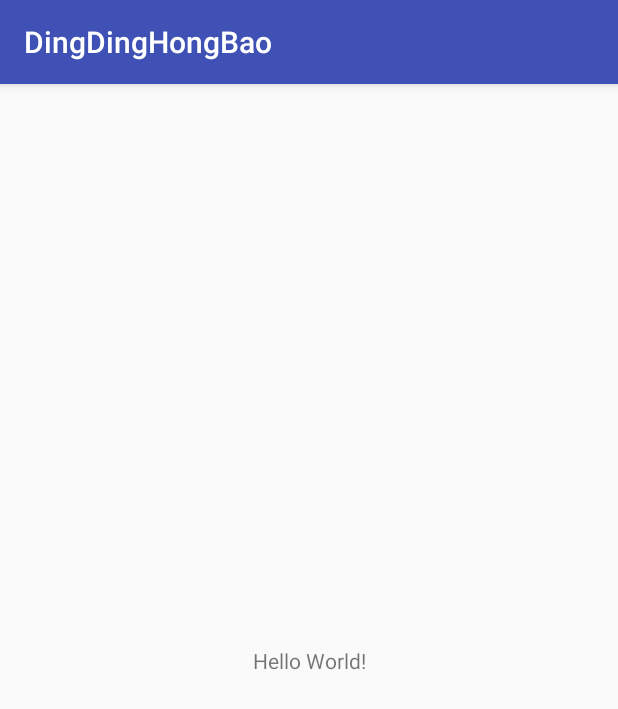
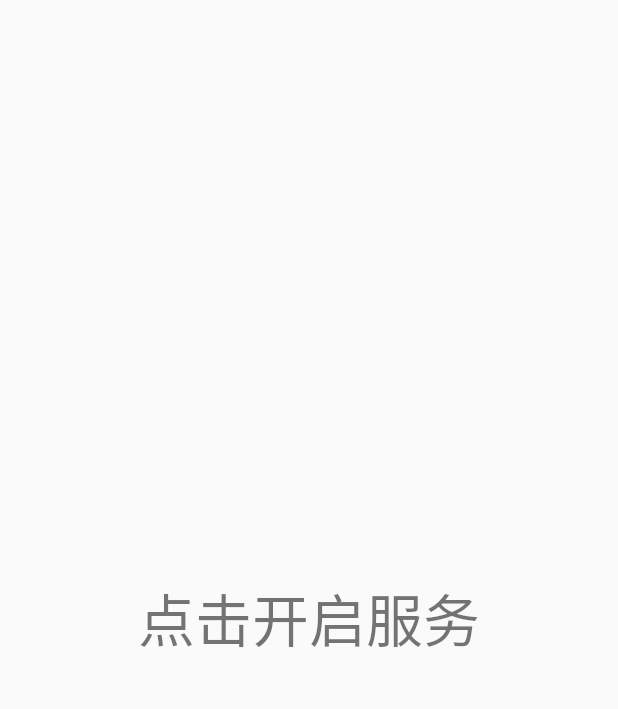
Before and after one commit to jiaxin262/DingDingHongBao, an Android app: the screen it shows after launch (MainActivity), on a phone screen of 412 x 824 dp. Shown: the top 709 px of the screen. Run offline under Robolectric (Android 15) with nearby library versions, the phone set to English and light mode, and no system bars.

Commit message:
add main ui

```diff
--- a/app/src/main/java/com/android/jiaxin/dingdinghongbao/MainActivity.java
+++ b/app/src/main/java/com/android/jiaxin/dingdinghongbao/MainActivity.java
@@ -1,13 +1,96 @@
 package com.android.jiaxin.dingdinghongbao;
 
+import android.accessibilityservice.AccessibilityServiceInfo;
+import android.app.Activity;
+import android.content.Context;
+import android.content.Intent;
+import android.provider.Settings;
 import android.support.v7.app.AppCompatActivity;
 import android.os.Bundle;
+import android.util.Log;
+import android.view.View;
+import android.view.accessibility.AccessibilityManager;
+import android.widget.TextView;
+import android.widget.Toast;
 
-public class MainActivity extends AppCompatActivity {
+import java.util.List;
+
+public class MainActivity extends Activity implements View.OnClickListener, AccessibilityManager.AccessibilityStateChangeListener{
+    public static final String TAG = "MainActivity";
+
+    private TextView mOpenServiceTv;
+    private AccessibilityManager mAccessibilityManager;
 
     @Override
     protected void onCreate(Bundle savedInstanceState) {
+        Log.d(TAG, "onCreate");
         super.onCreate(savedInstanceState);
         setContentView(R.layout.activity_main);
+
+        mOpenServiceTv = (TextView) findViewById(R.id.tv_open_service);
+        mOpenServiceTv.setOnClickListener(this);
+
+        mAccessibilityManager = (AccessibilityManager) getSystemService(Context.ACCESSIBILITY_SERVICE);
+        mAccessibilityManager.addAccessibilityStateChangeListener(this);
+
+        updateServiceStatus();
+    }
+
+    @Override
+    protected void onResume() {
+        Log.d(TAG, "onResume");
+        super.onResume();
+        updateServiceStatus();
+    }
+
+    @Override
+    protected void onDestroy() {
+        Log.d(TAG, "onDestroy");
+        mAccessibilityManager.removeAccessibilityStateChangeListener(this);
+        super.onDestroy();
+    }
+
+    @Override
+    public void onClick(View view) {
+        if (view.getId() == R.id.tv_open_service) {
+            openAccessibility();
+        }
+    }
+
+    public void openAccessibility() {
+        try {
+            Toast.makeText(this, getString(isServiceEnabled() ? R.string.turn_off_toast : R.string.turn_on_toast), Toast.LENGTH_SHORT).show();
+            Intent accessibleIntent = new Intent(Settings.ACTION_ACCESSIBILITY_SETTINGS);
+            startActivity(accessibleIntent);
+        } catch (Exception e) {
+            Toast.makeText(this, getString(R.string.turn_on_error_toast), Toast.LENGTH_LONG).show();
+            e.printStackTrace();
+        }
+
+    }
+
+    @Override
+    public void onAccessibilityStateChanged(boolean b) {
+        Log.d(TAG, "onAccessibilityStateChanged");
+        updateServiceStatus();
+    }
+
+    private void updateServiceStatus() {
+        if (isServiceEnabled()) {
+            mOpenServiceTv.setText(R.string.close_service);
+        } else {
+            mOpenServiceTv.setText(R.string.open_service);
+        }
+    }
+
+    private boolean isServiceEnabled() {
+        List<AccessibilityServiceInfo> accessibilityServices =
+                mAccessibilityManager.getEnabledAccessibilityServiceList(AccessibilityServiceInfo.FEEDBACK_GENERIC);
+        for (AccessibilityServiceInfo info : accessibilityServices) {
+            if (info.getId().equals(getPackageName() + "/.services.DdHbService")) {
+                return true;
+            }
+        }
+        return false;
     }
 }
--- a/app/src/main/res/layout/activity_main.xml
+++ b/app/src/main/res/layout/activity_main.xml
@@ -1,18 +1,18 @@
 <?xml version="1.0" encoding="utf-8"?>
-<android.support.constraint.ConstraintLayout xmlns:android="http://schemas.android.com/apk/res/android"
-    xmlns:app="http://schemas.android.com/apk/res-auto"
+<LinearLayout xmlns:android="http://schemas.android.com/apk/res/android"
     xmlns:tools="http://schemas.android.com/tools"
     android:layout_width="match_parent"
     android:layout_height="match_parent"
+    android:orientation="vertical"
+    android:gravity="center"
     tools:context="com.android.jiaxin.dingdinghongbao.MainActivity">
 
     <TextView
+        android:id="@+id/tv_open_service"
         android:layout_width="wrap_content"
         android:layout_height="wrap_content"
-        android:text="Hello World!"
-        app:layout_constraintBottom_toBottomOf="parent"
-        app:layout_constraintLeft_toLeftOf="parent"
-        app:layout_constraintRight_toRightOf="parent"
-        app:layout_constraintTop_toTopOf="parent" />
+        android:text="@string/open_service"
+        android:textSize="38sp"
+        android:layout_margin="10dp"/>
 
-</android.support.constraint.ConstraintLayout>
+</LinearLayout>
--- a/app/src/main/res/values/strings.xml
+++ b/app/src/main/res/values/strings.xml
@@ -1,3 +1,9 @@
 <resources>
-    <string name="app_name">DingDingHongBao</string>
+    <string name="app_name">钉钉红包</string>
+    <string name="service_desc">开启服务，回到钉钉聊天，红包自动领取</string>
+    <string name="open_service">点击开启服务</string>
+    <string name="close_service">点击关闭服务</string>
+    <string name="turn_on_toast">点击钉钉红包 开启服务</string>
+    <string name="turn_off_toast">点击钉钉红包 关闭服务</string>
+    <string name="turn_on_error_toast">遇到一些问题,请手动打开系统设置>无障碍服务>钉钉红包 开启服务</string>
 </resources>
```
Also changed, not shown: app/src/main/AndroidManifest.xml (+18 -1 lines), app/src/main/java/com/android/jiaxin/dingdinghongbao/services/DdHbService.java (added, +38 -0 lines), app/src/main/res/xml/accessible_service_config.xml (added, +11 -0 lines).
